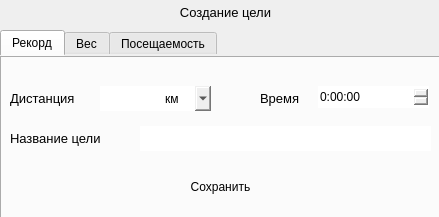
Before: the Qt Designer form Program/new_design/dream_window.ui in Daniil-Solo/Training-tracker, drawn with Qt 5.
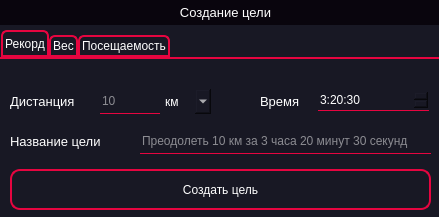
After: the same form once the commit is applied. The open tabs and pages were chosen to show the change. Icons and pictures are not drawn.

Commit message: add style and color

The edit to the form file:
```diff
--- a/Program/new_design/dream_window.ui
+++ b/Program/new_design/dream_window.ui
@@ -17,6 +17,10 @@
    <string notr="true">border: none;</string>
   </property>
   <widget class="QWidget" name="centralwidget">
+   <property name="styleSheet">
+    <string notr="true">background-color: rgb(24, 24, 36);
+color: rgb(255, 255, 255)</string>
+   </property>
    <widget class="QLabel" name="label">
     <property name="geometry">
      <rect>
@@ -31,6 +35,9 @@
       <pointsize>10</pointsize>
      </font>
     </property>
+    <property name="styleSheet">
+     <string notr="true">background-color: rgb(9, 5, 13);</string>
+    </property>
     <property name="text">
      <string>Создание цели</string>
     </property>
@@ -47,6 +54,18 @@
       <height>25</height>
      </rect>
     </property>
+    <property name="styleSheet">
+     <string notr="true">QPushButton{
+	background-color: rgb(9, 5, 13);
+}
+QPushButton::hover{
+	border: 0.5px solid rgb(230, 5, 64);
+}
+QPushButton::pressed{
+	border: 3px solid rgb(230, 5, 64);
+}
+</string>
+    </property>
     <property name="text">
      <string/>
     </property>
@@ -70,6 +89,37 @@
       <height>191</height>
      </rect>
     </property>
+    <property name="styleSheet">
+     <string notr="true">QTabWidget::pane { 
+    border-top: 2px solid  rgb(230, 5, 64);
+}
+
+QTabWidget::tab-bar {
+    left: 1px;
+}
+QTabBar::tab {
+    background-color:rgb(24, 24, 36);
+    border: 1.5px solid  rgb(230, 5, 64);
+    border-bottom-color:  rgb(230, 5, 64);
+    border-top-left-radius: 6px;
+    border-top-right-radius: 6px;
+    min-width: 8ex;
+    padding: 2px;
+}
+
+QTabBar::tab:selected, QTabBar::tab:hover {
+    background-color: rgb(24, 24, 36);
+}
+
+QTabBar::tab:selected {
+    border-color: rgb(230, 5, 64);
+    border-bottom-color:  rgb(230, 5, 64);
+}
+
+QTabBar::tab:!selected {
+    margin-top: 5px; 
+}</string>
+    </property>
     <property name="currentIndex">
      <number>2</number>
     </property>
@@ -122,6 +172,12 @@
         <height>25</height>
        </rect>
       </property>
+      <property name="styleSheet">
+       <string notr="true">border-bottom: 1px solid rgb(230, 5, 64)</string>
+      </property>
+      <property name="placeholderText">
+       <string>10</string>
+      </property>
      </widget>
      <widget class="QComboBox" name="comboBox">
       <property name="geometry">
@@ -152,9 +208,22 @@
         <height>22</height>
        </rect>
       </property>
+      <property name="styleSheet">
+       <string notr="true">border-bottom: 1px solid rgb(230, 5, 64)</string>
+      </property>
       <property name="displayFormat">
        <string>H:mm:ss</string>
       </property>
+      <property name="currentSectionIndex">
+       <number>0</number>
+      </property>
+      <property name="time">
+       <time>
+        <hour>3</hour>
+        <minute>20</minute>
+        <second>30</second>
+       </time>
+      </property>
      </widget>
      <widget class="QLabel" name="label_4">
       <property name="geometry">
@@ -183,6 +252,12 @@
         <height>25</height>
        </rect>
       </property>
+      <property name="styleSheet">
+       <string notr="true">border-bottom: 1px solid rgb(230, 5, 64)</string>
+      </property>
+      <property name="placeholderText">
+       <string>Преодолеть 10 км за 3 часа 20 минут 30 секунд</string>
+      </property>
      </widget>
      <widget class="QPushButton" name="pushButton_2">
       <property name="geometry">
@@ -193,8 +268,22 @@
         <height>41</height>
        </rect>
       </property>
+      <property name="styleSheet">
+       <string notr="true">QPushButton{
+	border: 1.5px solid rgb(230, 5, 64);
+	border-radius: 10px;
+}
+QPushButton::hover{
+	border: 3px solid rgb(230, 5, 64);
+	border-radius: 10px;
+}
+QPushButton::pressed{
+	border: 5px solid rgb(230, 5, 64);
+	border-radius: 10px;
+}</string>
+      </property>
       <property name="text">
-       <string>Сохранить</string>
+       <string>Создать цель</string>
       </property>
      </widget>
     </widget>
```
Left out of the diff: 58 changed lines with no effect on the pictures.
